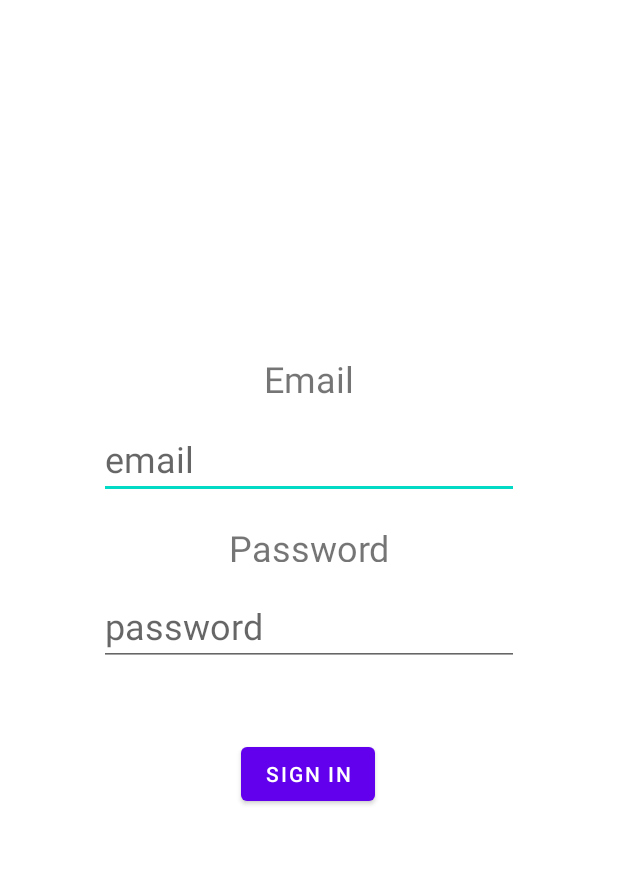
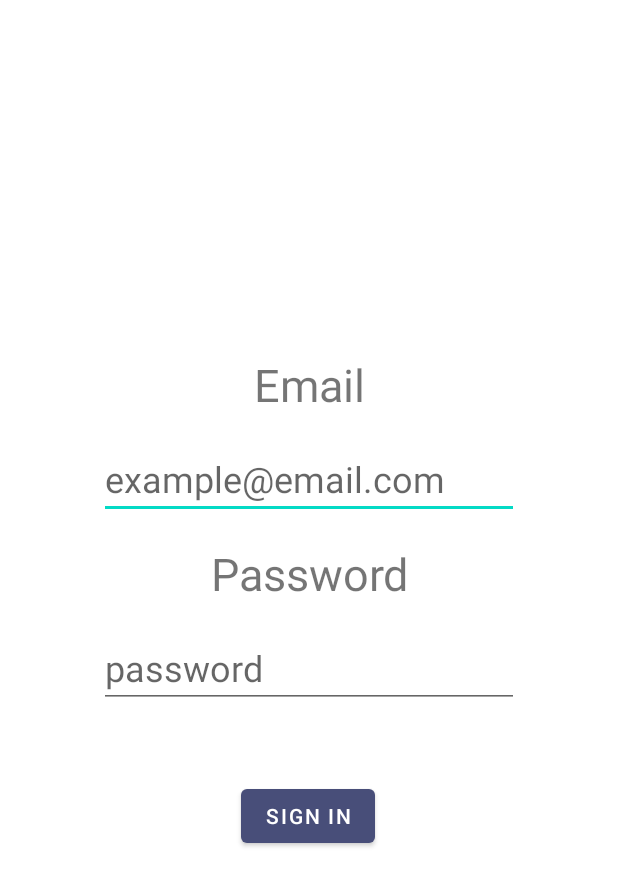
Before and after one commit to etnms/Basic-contact-form, an Android app: the layout activity_main.xml on its own in the app's theme, with its tools: preview values and no code run, on a phone screen of 412 x 824 dp. Shown: the top 886 px of the screen. Run offline under Robolectric (Android 15) with nearby library versions, the phone set to English and light mode, and no system bars.

Commit message:
added notification logic on android

```diff
--- a/android-app/app/build.gradle
+++ b/android-app/app/build.gradle
@@ -52,4 +52,5 @@ dependencies {
     implementation platform('com.google.firebase:firebase-bom:31.2.3')
     implementation 'com.google.firebase:firebase-auth-ktx'
     implementation 'com.google.firebase:firebase-firestore-ktx'
+    implementation 'com.google.firebase:firebase-messaging-ktx'
 }
--- a/android-app/app/src/main/AndroidManifest.xml
+++ b/android-app/app/src/main/AndroidManifest.xml
@@ -23,6 +23,8 @@
             </intent-filter>
         </activity>
         <activity android:name=".Dashboard"></activity>
+
+
     </application>
 
 </manifest>
--- a/android-app/app/src/main/res/layout/activity_main.xml
+++ b/android-app/app/src/main/res/layout/activity_main.xml
@@ -9,12 +9,12 @@
 
     <TextView
         android:id="@+id/email_label"
-        android:layout_width="165dp"
-        android:layout_height="27dp"
+        android:layout_width="wrap_content"
+        android:layout_height="wrap_content"
         android:layout_marginTop="236dp"
         android:text="Email"
         android:textAlignment="center"
-        android:textSize="24sp"
+        android:textSize="30sp"
         app:layout_constraintEnd_toEndOf="parent"
         app:layout_constraintStart_toStartOf="parent"
         app:layout_constraintTop_toTopOf="parent" />
@@ -25,7 +25,7 @@
         android:layout_height="wrap_content"
         android:layout_marginTop="16dp"
         android:ems="10"
-        android:hint="email"
+        android:hint="example@email.com"
         android:inputType="textEmailAddress"
         android:textSize="24sp"
         app:layout_constraintEnd_toEndOf="parent"
@@ -34,12 +34,12 @@
 
     <TextView
         android:id="@+id/password_label"
-        android:layout_width="220dp"
-        android:layout_height="26dp"
+        android:layout_width="wrap_content"
+        android:layout_height="wrap_content"
         android:layout_marginTop="16dp"
         android:text="Password"
         android:textAlignment="center"
-        android:textSize="24sp"
+        android:textSize="30sp"
         app:layout_constraintEnd_toEndOf="parent"
         app:layout_constraintStart_toStartOf="parent"
         app:layout_constraintTop_toBottomOf="@+id/email" />
--- a/android-app/app/src/main/res/values-night/themes.xml
+++ b/android-app/app/src/main/res/values-night/themes.xml
@@ -2,7 +2,7 @@
     <!-- Base application theme. -->
     <style name="Theme.BasicContactFormAndroid" parent="Theme.MaterialComponents.DayNight.DarkActionBar">
         <!-- Primary brand color. -->
-        <item name="colorPrimary">@color/purple_200</item>
+        <item name="colorPrimary">@color/light_blue</item>
         <item name="colorPrimaryVariant">@color/purple_700</item>
         <item name="colorOnPrimary">@color/black</item>
         <!-- Secondary brand color. -->
--- a/android-app/app/src/main/res/values/colors.xml
+++ b/android-app/app/src/main/res/values/colors.xml
@@ -7,4 +7,7 @@
     <color name="teal_700">#FF018786</color>
     <color name="black">#FF000000</color>
     <color name="white">#FFFFFFFF</color>
+    <color name="deep_blue">#484E79</color>
+    <color name="light_blue">#7180F5</color>
+    <color name="gray">#323232</color>
 </resources>
--- a/android-app/app/src/main/res/values/strings.xml
+++ b/android-app/app/src/main/res/values/strings.xml
@@ -18,4 +18,5 @@
     <string name="invalid_username">Not a valid username</string>
     <string name="invalid_password">Password must be >5 characters</string>
     <string name="login_failed">"Login failed"</string>
+    <string name="msg_token_fmt" />
 </resources>
--- a/android-app/app/src/main/res/values/themes.xml
+++ b/android-app/app/src/main/res/values/themes.xml
@@ -2,7 +2,7 @@
     <!-- Base application theme. -->
     <style name="Theme.BasicContactFormAndroid" parent="Theme.MaterialComponents.DayNight.DarkActionBar">
         <!-- Primary brand color. -->
-        <item name="colorPrimary">@color/purple_500</item>
+        <item name="colorPrimary">@color/deep_blue</item>
         <item name="colorPrimaryVariant">@color/purple_700</item>
         <item name="colorOnPrimary">@color/white</item>
         <!-- Secondary brand color. -->
```
Also changed, not shown: android-app/app/src/main/java/com/basic/contact/form/Dashboard.kt (+34 -7 lines), android-app/app/src/main/java/com/basic/contact/form/MainActivity.kt (+38 -0 lines), 3 other files.
